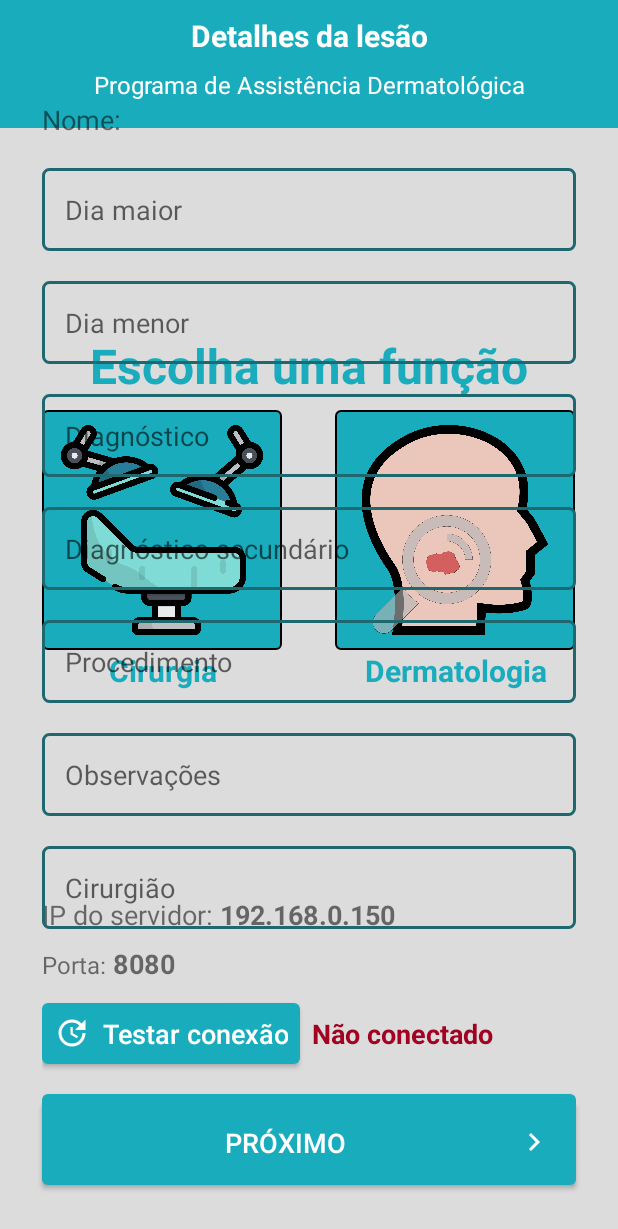
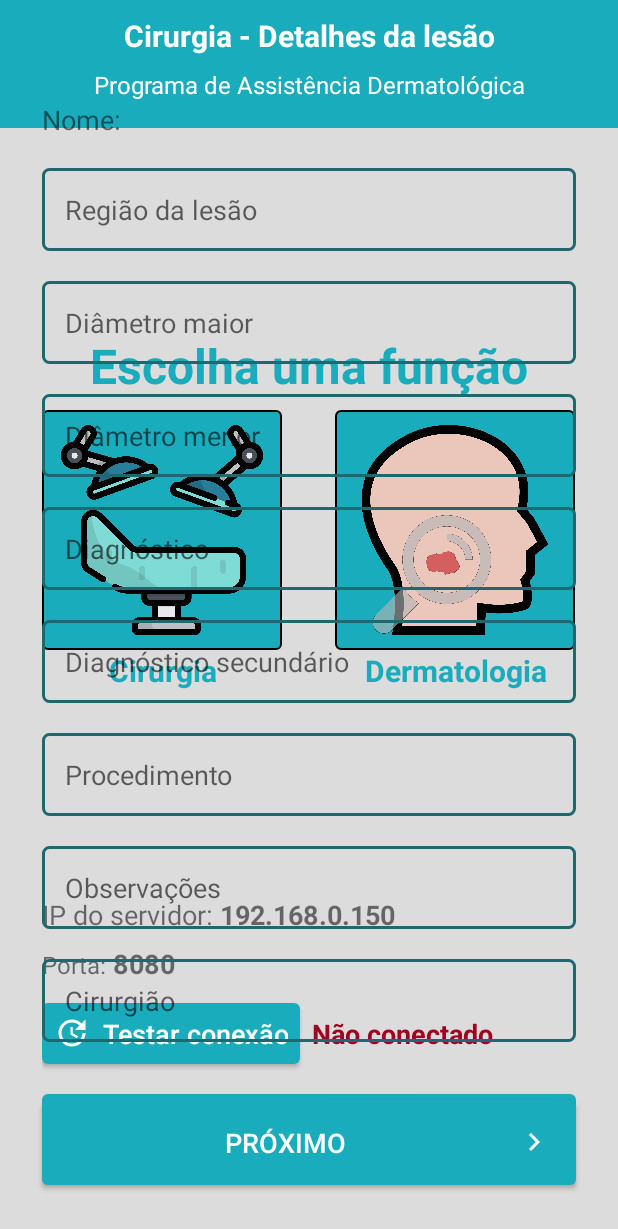
Before and after one commit to pedrotlf/ufes-labcin, an Android app: the fragment SurgeryPatientDetailsFragment placed in its activity, on a phone screen of 412 x 824 dp. Shown: the top 1229 px of the screen. Run offline under Robolectric (Android 15) with nearby library versions, the phone set to English and light mode, and no system bars; our stand-ins replace Dagger/Hilt's generated code; libraries missing offline, so code that uses them is left out: retrofit2.converter.jackson; 4 statements that could not run were skipped.

Commit message:
Implementada tela de adição de fotos para modulo de cirurgia; Implementado envio de nova lesão no modulo de cirurgia.

```diff
--- a/app/src/main/java/br/com/ufes/pedrotlf/pad/api/SadeApi.kt
+++ b/app/src/main/java/br/com/ufes/pedrotlf/pad/api/SadeApi.kt
@@ -31,15 +31,16 @@ interface SadeApi {
         @Path("cartaoSus") susNumber: String, @Query("token") token: String
     ): SurgeryPatientDTO
 
+    @Multipart
     @POST("sade/api-smartphone/pacienteCirurgia/novaLesao/{cartaoSus}")
     suspend fun sendSurgeryPatientLesion(
         @Path("cartaoSus") susNumber: String, @Query("token") token: String,
-        @Query("diaMaior") diaMaior: String, @Query("diaMenor") diaMenor: String,
-        @Query("diagnostico") diagnosis: String, @Query("diagnosticoSec") secDiagnosis: String,
-        @Query("procedimento") procedure: String,
-        @Query("obs") obs: String, @Query("cirurgiao") surgeon: String,
-        @Part("imagem") images: List<MultipartBody.Part>,
-    )
+        @Query("regiao") region: String, @Query("diaMaior") diaMaior: String,
+        @Query("diaMenor") diaMenor: String, @Query("diagnostico") diagnosis: String,
+        @Query("diagnosticoSec") secDiagnosis: String,
+        @Query("procedimento") procedure: String, @Query("obs") obs: String,
+        @Query("cirurgiao") surgeon: String, @Part images: List<MultipartBody.Part>,
+    ): ResponseBody
 
     @GET
     suspend fun testConnection(@Url url: String): ResponseBody
--- a/app/src/main/java/br/com/ufes/pedrotlf/pad/data/SadeRepository.kt
+++ b/app/src/main/java/br/com/ufes/pedrotlf/pad/data/SadeRepository.kt
@@ -35,9 +35,9 @@ class SadeRepository constructor(private val sadeApi: SadeApi) {
         susNumber: String,
         lesion: SurgeryPatientLesionDTO,
         images: List<String>
-    ){
+    ): ResponseBody{
         return sadeApi.sendSurgeryPatientLesion(susNumber, BuildConfig.REPO_API_TOKEN,
-            lesion.diaMaior, lesion.diaMenor, lesion.diagnosis, lesion.secDiagnosis,
+            lesion.region, lesion.diaMaior, lesion.diaMenor, lesion.diagnosis, lesion.secDiagnosis,
             lesion.procedure, lesion.obs, lesion.surgeon,
             images.generateMultipartList("imagem")
         )
--- a/app/src/main/java/br/com/ufes/pedrotlf/pad/data/dto/SurgeryPatientLesionDTO.kt
+++ b/app/src/main/java/br/com/ufes/pedrotlf/pad/data/dto/SurgeryPatientLesionDTO.kt
@@ -5,6 +5,7 @@ import kotlinx.android.parcel.Parcelize
 
 @Parcelize
 data class SurgeryPatientLesionDTO(
+    val region: String,
     val diaMaior: String,
     val diaMenor: String,
     val diagnosis: String,
--- a/app/src/main/java/br/com/ufes/pedrotlf/pad/ui/PadHomeFragment.kt
+++ b/app/src/main/java/br/com/ufes/pedrotlf/pad/ui/PadHomeFragment.kt
@@ -24,6 +24,11 @@ class PadHomeFragment: BaseFragment() {
     override fun onCreateView(inflater: LayoutInflater, container: ViewGroup?, savedInstanceState: Bundle?): View {
         _binding = FragmentPadHomeBinding.inflate(inflater, container, false)
         return binding.root
+    }
+
+    override fun onDestroyView() {
+        super.onDestroyView()
+        _binding = null
     }
 
     override fun onViewCreated(view: View, savedInstanceState: Bundle?) {
--- a/app/src/main/java/br/com/ufes/pedrotlf/pad/ui/dermatology/DermatologyHomeFragment.kt
+++ b/app/src/main/java/br/com/ufes/pedrotlf/pad/ui/dermatology/DermatologyHomeFragment.kt
@@ -21,6 +21,11 @@ class DermatologyHomeFragment : BaseFragment() {
     override fun onCreateView(inflater: LayoutInflater, container: ViewGroup?, savedInstanceState: Bundle?): View {
         _binding = FragmentDermatologyHomeBinding.inflate(inflater, container, false)
         return binding.root
+    }
+
+    override fun onDestroyView() {
+        super.onDestroyView()
+        _binding = null
     }
 
     override fun onViewCreated(view: View, savedInstanceState: Bundle?) {
--- a/app/src/main/java/br/com/ufes/pedrotlf/pad/ui/surgery/SurgeryHomeFragment.kt
+++ b/app/src/main/java/br/com/ufes/pedrotlf/pad/ui/surgery/SurgeryHomeFragment.kt
@@ -18,6 +18,11 @@ class SurgeryHomeFragment : BaseFragment(){
         return binding.root
     }
 
+    override fun onDestroyView() {
+        super.onDestroyView()
+        _binding = null
+    }
+
     override fun onViewCreated(view: View, savedInstanceState: Bundle?) {
         super.onViewCreated(view, savedInstanceState)
 
--- a/app/src/main/java/br/com/ufes/pedrotlf/pad/ui/surgery/SurgerySearchPatientViewModel.kt
+++ b/app/src/main/java/br/com/ufes/pedrotlf/pad/ui/surgery/SurgerySearchPatientViewModel.kt
@@ -17,6 +17,8 @@ class SurgerySearchPatientViewModel @Inject constructor(
     private val sadeRepository: SadeRepository
 ): ViewModel() {
 
+    val susNumber = MutableLiveData<String>()
+
     private val _patientRequest = SingleLiveEvent<Resource<SurgeryPatientDTO>>()
     val patientRequest: LiveData<Resource<SurgeryPatientDTO>> = _patientRequest
 
--- a/app/src/main/res/layout/fragment_surgery_patient_details.xml
+++ b/app/src/main/res/layout/fragment_surgery_patient_details.xml
@@ -65,7 +65,7 @@
                 </LinearLayout>
 
                 <EditText
-                    android:id="@+id/fragment_surgery_patient_details_higher_day"
+                    android:id="@+id/fragment_surgery_patient_details_region"
                     style="@style/EditTextStyle"
                     android:gravity="start"
                     android:inputType="textAutoComplete"
@@ -74,21 +74,37 @@
                     android:layout_marginTop="20dp"
                     android:layout_marginHorizontal="@dimen/spacingMargin"
                     android:singleLine="true"
-                    android:hint="@string/surgery_patient_details_higher_day_hint"
+                    android:hint="@string/surgery_patient_details_region_hint"
                     android:textColor="@color/color_primary"
                     android:autofillHints="none" />
 
                 <EditText
-                    android:id="@+id/fragment_surgery_patient_details_lower_day"
+                    android:id="@+id/fragment_surgery_patient_details_higher_diameter"
                     style="@style/EditTextStyle"
                     android:gravity="start"
-                    android:inputType="textAutoComplete"
+                    android:inputType="number"
+                    android:digits="0123456789."
                     android:layout_width="match_parent"
                     android:layout_height="wrap_content"
                     android:layout_marginTop="20dp"
                     android:layout_marginHorizontal="@dimen/spacingMargin"
                     android:singleLine="true"
-                    android:hint="@string/surgery_patient_details_lower_day_hint"
+                    android:hint="@string/surgery_patient_details_higher_diameter_hint"
+                    android:textColor="@color/color_primary"
+                    android:autofillHints="none" />
+
+                <EditText
+                    android:id="@+id/fragment_surgery_patient_details_lower_diameter"
+                    style="@style/EditTextStyle"
+                    android:gravity="start"
+                    android:inputType="number"
+                    android:digits="0123456789."
+                    android:layout_width="match_parent"
+                    android:layout_height="wrap_content"
+                    android:layout_marginTop="20dp"
+                    android:layout_marginHorizontal="@dimen/spacingMargin"
+                    android:singleLine="true"
+                    android:hint="@string/surgery_patient_details_lower_diameter_hint"
                     android:textColor="@color/color_primary"
                     android:autofillHints="none" />
 
@@ -138,12 +154,11 @@
                     android:id="@+id/fragment_surgery_patient_details_obs"
                     style="@style/EditTextStyle"
                     android:gravity="start"
-                    android:inputType="textAutoComplete"
+                    android:inputType="textMultiLine|textAutoComplete"
                     android:layout_width="match_parent"
                     android:layout_height="wrap_content"
                     android:layout_marginTop="20dp"
                     android:layout_marginHorizontal="@dimen/spacingMargin"
-                    android:singleLine="true"
                     android:hint="@string/surgery_patient_details_obs_hint"
                     android:textColor="@color/color_primary"
                     android:autofillHints="none" />
@@ -187,6 +202,4 @@
             </LinearLayout>
         </androidx.constraintlayout.widget.ConstraintLayout>
     </ScrollView>
-
-
 </androidx.constraintlayout.widget.ConstraintLayout>
--- a/app/src/main/res/navigation/navigation_main.xml
+++ b/app/src/main/res/navigation/navigation_main.xml
@@ -100,5 +100,29 @@
         <argument
             android:name="surgeryPatient"
             app:argType="br.com.ufes.pedrotlf.pad.data.dto.SurgeryPatientDTO" />
+        <action
+            android:id="@+id/action_surgeryPatientDetailsFragment_to_surgeryPatientPhotosFragment"
+            app:destination="@id/surgeryPatientPhotosFragment" />
+        <argument
+            android:name="susNumber"
+            app:argType="string" />
+    </fragment>
+    <fragment
+        android:id="@+id/surgeryPatientPhotosFragment"
+        android:name="br.com.ufes.pedrotlf.pad.ui.surgery.SurgeryPatientPhotosFragment"
+        android:label="fragment_surgery_patient_photos"
+        tools:layout="@layout/fragment_surgery_patient_photos" >
+        <argument
+            android:name="surgeryPatient"
+            app:argType="br.com.ufes.pedrotlf.pad.data.dto.SurgeryPatientDTO" />
+        <argument
+            android:name="surgeryPatientLesion"
+            app:argType="br.com.ufes.pedrotlf.pad.data.dto.SurgeryPatientLesionDTO" />
+        <argument
+            android:name="susNumber"
+            app:argType="string" />
+        <action
+            android:id="@+id/action_backTo_surgeryHomeFragment"
+            app:popUpTo="@id/surgeryHomeFragment" />
     </fragment>
 </navigation>
--- a/app/src/main/res/values/strings.xml
+++ b/app/src/main/res/values/strings.xml
@@ -38,8 +38,8 @@
     <string name="dermatology_new_patient_lesion_relief">Lesão em relevo?</string>
     <string name="dermatology_new_patient_lesion_next">@string/word_next</string>
 
-    <string name="dermatology_new_patient_lesion_photos_camera">Câmera</string>
-    <string name="dermatology_new_patient_lesion_photos_album">Álbum</string>
+    <string name="dermatology_new_patient_lesion_photos_camera">@string/word_camera</string>
+    <string name="dermatology_new_patient_lesion_photos_album">@string/word_album</string>
     <string name="dermatology_new_patient_lesion_photos_confirm">Vincular lesão ao paciente</string>
 
     <string name="footer_change_function_button">Escolher outra função</string>
@@ -61,15 +61,18 @@
     <string name="surgery_patient_details_diastolic_pressure_prefix">Pressão diastólica:</string>
     <string name="surgery_patient_details_lesions_number_prefix">Nº de lesões:</string>
 
-    <string name="surgery_patient_details_header">Detalhes da lesão</string>
-
-    <string name="surgery_patient_details_higher_day_hint">Dia maior</string>
-    <string name="surgery_patient_details_lower_day_hint">Dia menor</string>
+    <string name="surgery_patient_details_header">Cirurgia - Detalhes da lesão</string>
+    <string name="surgery_patient_details_region_hint">Região da lesão</string>
+    <string name="surgery_patient_details_higher_diameter_hint">Diâmetro maior</string>
+    <string name="surgery_patient_details_lower_diameter_hint">Diâmetro menor</string>
     <string name="surgery_patient_details_diagnosis_hint">Diagnóstico</string>
     <string name="surgery_patient_details_diagnosis_secondary_hint">Diagnóstico secundário</string>
     <string name="surgery_patient_details_procedure_hint">Procedimento</string>
     <string name="surgery_patient_details_obs_hint">Observações</string>
     <string name="surgery_patient_details_surgeon_hint">Cirurgião</string>
+
+    <string name="surgery_patient_photos_header">Cirurgia - Imagens da lesão</string>
+    <string name="surgery_patient_photos_confirm">Enviar dados da lesão</string>
 
     <string name="loading_default_text">Carregando...</string>
 
@@ -80,4 +83,6 @@
     <string name="word_confirm">Confirmar</string>
     <string name="word_continue">Continuar</string>
     <string name="word_next">Próximo</string>
+    <string name="word_camera">Câmera</string>
+    <string name="word_album">Álbum</string>
 </resources>
```
Also changed, not shown: app/src/main/java/br/com/ufes/pedrotlf/pad/ui/surgery/SurgeryPatientDetailsFragment.kt (+27 -0 lines), app/src/main/java/br/com/ufes/pedrotlf/pad/ui/surgery/SurgeryPatientPhotosFragment.kt (added, +175 -0 lines), app/src/main/java/br/com/ufes/pedrotlf/pad/ui/surgery/SurgeryPatientPhotosViewModel.kt (added, +61 -0 lines), app/src/main/java/br/com/ufes/pedrotlf/pad/ui/surgery/SurgerySearchPatientFragment.kt (+14 -2 lines), app/src/main/res/layout/fragment_surgery_patient_photos.xml (added, +127 -0 lines).
